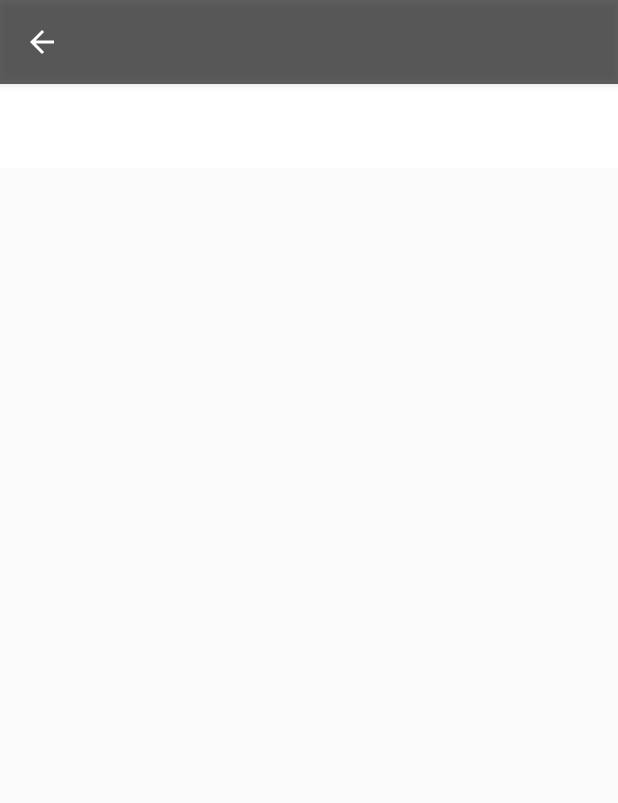
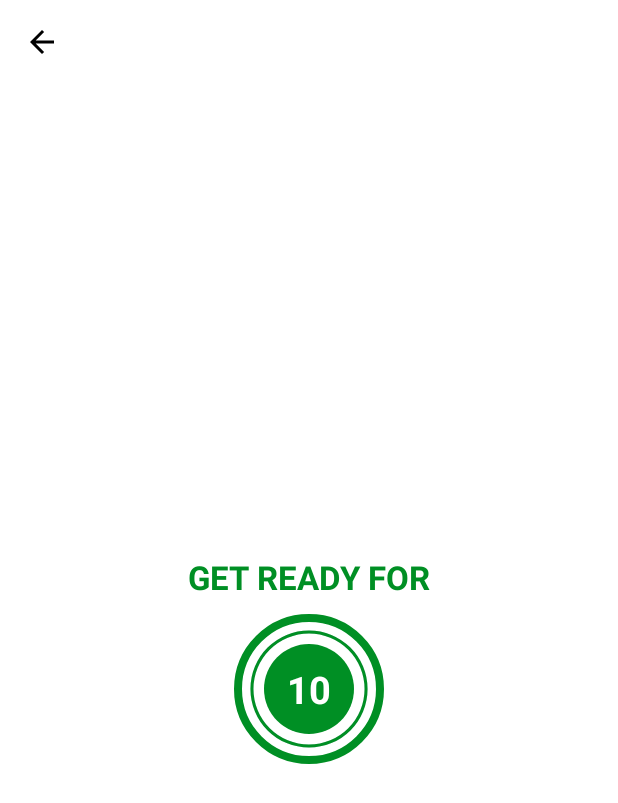
Before and after one commit to christinayuanita/7MinuteWorkout, an Android app: the ExerciseActivity screen opened directly, with no data from a screen before it, on a phone screen of 412 x 824 dp. Shown: the top 803 px of the screen. Run offline under Robolectric (Android 15) with nearby library versions, the phone set to English and light mode, and no system bars.

Commit message:
custom progress bar timer

```diff
--- a/app/src/main/AndroidManifest.xml
+++ b/app/src/main/AndroidManifest.xml
@@ -8,7 +8,7 @@
         android:label="@string/app_name"
         android:roundIcon="@mipmap/ic_launcher_round"
         android:supportsRtl="true"
-        android:theme="@style/AppTheme">
+        android:theme="@style/Theme.AppCompat.Light.NoActionBar">
         <activity android:name=".ExerciseActivity">
             android:screenOrientation="portrait"
             android:theme="@style/Theme.AppCompat.NoActionBar"
--- /dev/null
+++ b/app/src/main/res/drawable/circular_progress_bar.xml
@@ -0,0 +1,14 @@
+<?xml version="1.0" encoding="utf-8"?>
+<layer-list xmlns:android="http://schemas.android.com/apk/res/android">
+    <item>
+        <shape
+            android:shape="ring"
+            android:innerRadiusRatio="2.7"
+            android:thicknessRatio="50.0"
+            android:useLevel="true">
+
+            <solid android:color="@color/colorAccent" />
+
+        </shape>
+    </item>
+</layer-list>
--- /dev/null
+++ b/app/src/main/res/drawable/circular_progress_gray.xml
@@ -0,0 +1,13 @@
+<?xml version="1.0" encoding="utf-8"?>
+<layer-list xmlns:android="http://schemas.android.com/apk/res/android">
+    <item>
+        <shape
+            android:shape="ring"
+            android:innerRadiusRatio="2.7"
+            android:thicknessRatio="50.0"
+            android:useLevel="false">
+
+            <solid android:color="@color/colorGray" />
+        </shape>
+    </item>
+</layer-list>
--- /dev/null
+++ b/app/src/main/res/drawable/item_circular_color_accent_background.xml
@@ -0,0 +1,6 @@
+<?xml version="1.0" encoding="utf-8"?>
+<shape xmlns:android="http://schemas.android.com/apk/res/android"
+    android:shape="oval">
+
+    <solid android:color="@color/colorAccent"/>
+</shape>
--- a/app/src/main/res/layout/activity_exercise.xml
+++ b/app/src/main/res/layout/activity_exercise.xml
@@ -5,7 +5,8 @@
     android:layout_height="match_parent"
     xmlns:app="http://schemas.android.com/apk/res-auto"
     tools:context=".ExerciseActivity"
-    android:orientation="vertical">
+    android:orientation="vertical"
+    android:background="@color/colorWhite">
 
     <androidx.appcompat.widget.Toolbar
         android:id="@+id/toolbar_exercise_activity"
@@ -15,4 +16,61 @@
         android:theme="@style/ToolbarTheme"
         app:titleTextColor="@color/colorPrimary"/>
 
+    <LinearLayout
+        android:id="@+id/restView"
+        android:layout_width="match_parent"
+        android:layout_height="match_parent"
+        android:layout_below="@+id/toolbar_exercise_activity"
+        android:gravity="center"
+        android:orientation="vertical"
+        android:visibility="visible">
+
+        <TextView
+            android:layout_width="wrap_content"
+            android:layout_height="wrap_content"
+            android:text="GET READY FOR"
+            android:textColor="@color/colorAccent"
+            android:textSize="22sp"
+            android:textStyle="bold"/>
+
+        <FrameLayout
+            android:layout_width="100dp"
+            android:layout_height="100dp"
+            android:layout_marginTop="10dp"
+            android:background="@drawable/item_circular_color_accent_border">
+
+            <ProgressBar
+                android:id="@+id/progressBar"
+                style="?android:attr/progressBarStyleHorizontal"
+                android:layout_width="100dp"
+                android:layout_height="100dp"
+                android:layout_gravity="center"
+                android:background="@drawable/circular_progress_gray"
+                android:indeterminate="false"
+                android:max="10"
+                android:progress="100"
+                android:progressDrawable="@drawable/circular_progress_bar"
+                android:rotation="-90"/>
+
+            <LinearLayout
+                android:layout_width="60dp"
+                android:layout_height="60dp"
+                android:layout_gravity="center"
+                android:background="@drawable/item_circular_color_accent_background"
+                android:gravity="center">
+
+                <TextView
+                    android:id="@+id/timerTxt"
+                    android:layout_width="wrap_content"
+                    android:layout_height="wrap_content"
+                    android:textColor="@color/colorWhite"
+                    android:textSize="25sp"
+                    android:textStyle="bold"
+                    android:text="10"/>
+            </LinearLayout>
+
+        </FrameLayout>
+
+    </LinearLayout>
+
 </RelativeLayout>
--- a/app/src/main/res/values/colors.xml
+++ b/app/src/main/res/values/colors.xml
@@ -6,5 +6,6 @@
 
     <color name="colorHighLighted">#C4C4C4</color>
     <color name="colorWhite">#FFFFFF</color>
+    <color name="colorGray">#D4DEE7</color>
     <color name="toolbar_color_control_normal">#000000</color>
 </resources>
```
